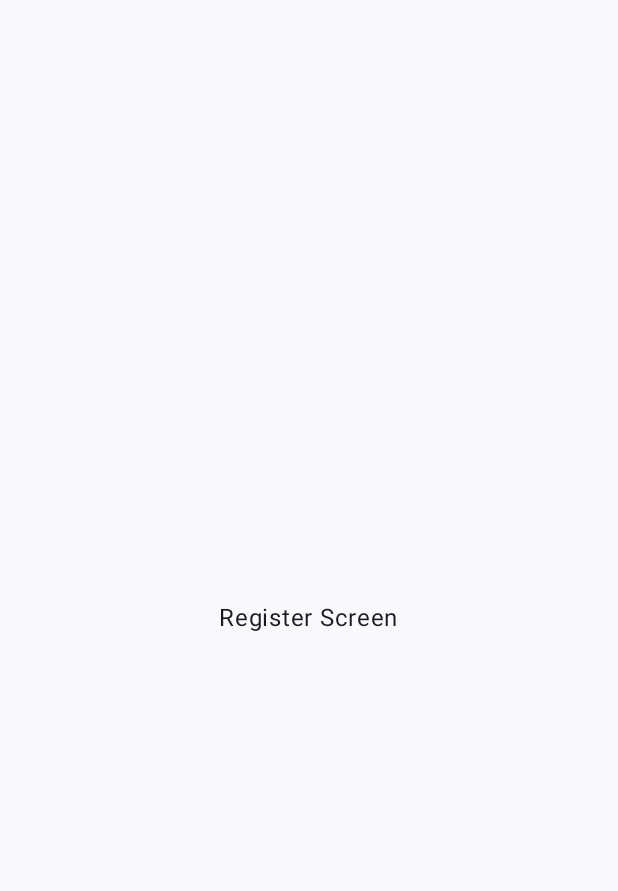
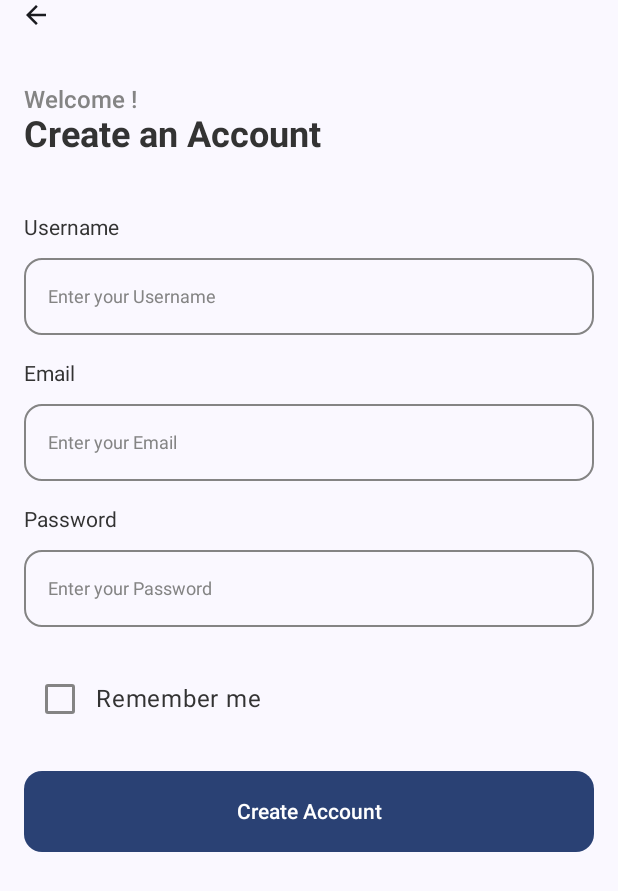
Before and after one commit to hubertstruminski/PillReminder, an Android app built with Jetpack Compose: the RegisterScreen screen opened through its navigation route, on a phone screen of 412 x 824 dp. Before the commit the part shown is almost empty. Shown: the top 891 px of the screen. Run offline under Robolectric (Android 15) with nearby library versions, the phone set to English and light mode, and no system bars; our stand-ins replace accompanist.

Commit message:
added RegisterScreen

```diff
--- a/app/src/main/java/com/example/pillreminder/navigation/NavGraph.kt
+++ b/app/src/main/java/com/example/pillreminder/navigation/NavGraph.kt
@@ -1,21 +1,12 @@
 package com.example.pillreminder.navigation
 
-import androidx.compose.foundation.layout.Arrangement
-import androidx.compose.foundation.layout.Column
-import androidx.compose.foundation.layout.fillMaxHeight
-import androidx.compose.foundation.layout.fillMaxWidth
-import androidx.compose.foundation.layout.padding
-import androidx.compose.material3.ExperimentalMaterial3Api
-import androidx.compose.material3.Scaffold
-import androidx.compose.material3.Text
 import androidx.compose.runtime.Composable
-import androidx.compose.ui.Alignment
-import androidx.compose.ui.Modifier
 import androidx.navigation.NavGraphBuilder
 import androidx.navigation.NavHostController
 import androidx.navigation.compose.NavHost
 import androidx.navigation.compose.composable
 import com.example.pillreminder.presentation.screens.authorization.LoginScreen
+import com.example.pillreminder.presentation.screens.authorization.RegisterScreen
 import com.example.pillreminder.util.Screen
 
 @Composable
@@ -28,7 +19,12 @@ fun SetupNavigation(
                 navController.navigate(Screen.Register.route)
             }
         )
-        registerScreen()
+        registerScreen(
+            navigateToLogin = {
+                navController.popBackStack()
+                navController.navigate(Screen.Login.route)
+            }
+        )
     }
 }
 
@@ -40,20 +36,10 @@ fun NavGraphBuilder.loginScreen(
     }
 }
 
-@OptIn(ExperimentalMaterial3Api::class)
-fun NavGraphBuilder.registerScreen() {
+fun NavGraphBuilder.registerScreen(
+    navigateToLogin: () -> Unit
+) {
     composable(route = Screen.Register.route) {
-        Scaffold {
-            Column(
-                modifier = Modifier
-                    .fillMaxWidth()
-                    .fillMaxHeight()
-                    .padding(top = it.calculateTopPadding()),
-                verticalArrangement = Arrangement.Center,
-                horizontalAlignment = Alignment.CenterHorizontally,
-            ) {
-                Text(text = "Register Screen")
-            }
-        }
+        RegisterScreen(navigateToLogin = navigateToLogin)
     }
 }
--- /dev/null
+++ b/app/src/main/java/com/example/pillreminder/presentation/screens/authorization/RegisterScreen.kt
@@ -0,0 +1,113 @@
+package com.example.pillreminder.presentation.screens.authorization
+
+import androidx.compose.foundation.background
+import androidx.compose.foundation.layout.Arrangement
+import androidx.compose.foundation.layout.Column
+import androidx.compose.foundation.layout.fillMaxSize
+import androidx.compose.foundation.layout.fillMaxWidth
+import androidx.compose.foundation.layout.height
+import androidx.compose.foundation.layout.padding
+import androidx.compose.material3.ExperimentalMaterial3Api
+import androidx.compose.material3.MaterialTheme
+import androidx.compose.material3.Scaffold
+import androidx.compose.material3.Text
+import androidx.compose.runtime.Composable
+import androidx.compose.runtime.getValue
+import androidx.compose.runtime.mutableStateOf
+import androidx.compose.runtime.remember
+import androidx.compose.runtime.setValue
+import androidx.compose.ui.Modifier
+import androidx.compose.ui.res.stringResource
+import androidx.compose.ui.tooling.preview.Preview
+import androidx.compose.ui.unit.dp
+import com.example.pillreminder.R
+import com.example.pillreminder.presentation.components.FilledButton
+import com.example.pillreminder.presentation.components.OuterInput
+import com.example.pillreminder.presentation.components.TextCheckbox
+import com.example.pillreminder.presentation.widgets.BackArrowTopBar
+import com.example.pillreminder.ui.theme.CustomColors
+import com.example.pillreminder.ui.theme.PillReminderTheme
+import com.example.pillreminder.ui.theme.Typography
+
+@OptIn(ExperimentalMaterial3Api::class)
+@Composable
+fun RegisterScreen(navigateToLogin: () -> Unit) {
+    var username by remember { mutableStateOf("") }
+    var email by remember { mutableStateOf("") }
+    var password by remember { mutableStateOf("") }
+
+    val isRememberMeChecked = remember { mutableStateOf(false) }
+
+    Scaffold(
+        topBar = {
+            BackArrowTopBar(
+                navigateToLogin = navigateToLogin
+            )
+        }
+    ) { paddingValues ->
+        Column(
+            modifier = Modifier
+                .fillMaxSize()
+                .background(color = MaterialTheme.colorScheme.background)
+                .padding(top = paddingValues.calculateTopPadding())
+                .padding(horizontal = 16.dp),
+            verticalArrangement = Arrangement.SpaceBetween,
+        ) {
+            Column(modifier = Modifier.padding(top = 37.dp)) {
+                Text(
+                    text = stringResource(R.string.welcome),
+                    style = Typography.current.medium16,
+                    color = CustomColors.current.lightGray,
+                )
+                Text(
+                    text = stringResource(R.string.create_an_account),
+                    style = Typography.current.bold24,
+                    color = CustomColors.current.mediumBlack
+                )
+                OuterInput(
+                    titleModifier = Modifier.padding(top = 40.dp),
+                    title = stringResource(R.string.username),
+                    placeholder = stringResource(R.string.enter_your_username),
+                    value = username,
+                    onValueChange = { username = it }
+                )
+                OuterInput(
+                    titleModifier = Modifier.padding(top = 18.dp),
+                    title = stringResource(R.string.email),
+                    placeholder = stringResource(R.string.enter_your_email),
+                    value = email,
+                    onValueChange = { email = it }
+                )
+                OuterInput(
+                    titleModifier = Modifier.padding(top = 18.dp),
+                    title = stringResource(R.string.password),
+                    placeholder = stringResource(R.string.enter_your_password),
+                    value = password,
+                    onValueChange = { password = it }
+                )
+                TextCheckbox(
+                    rowModifier = Modifier
+                        .fillMaxWidth()
+                        .padding(vertical = 24.dp),
+                    title = stringResource(R.string.remember_me),
+                    isChecked = isRememberMeChecked
+                )
+                FilledButton(
+                    modifier = Modifier
+                        .fillMaxWidth()
+                        .height(54.dp),
+                    title = stringResource(R.string.create_account),
+                    onClick = {}
+                )
+            }
+        }
+    }
+}
+
+@Preview
+@Composable
+fun RegisterScreenPreview() {
+    PillReminderTheme {
+        RegisterScreen(navigateToLogin = {})
+    }
+}
--- /dev/null
+++ b/app/src/main/java/com/example/pillreminder/presentation/widgets/BackArrowTopBar.kt
@@ -0,0 +1,32 @@
+package com.example.pillreminder.presentation.widgets
+
+import androidx.compose.foundation.layout.Arrangement
+import androidx.compose.foundation.layout.Column
+import androidx.compose.foundation.layout.fillMaxWidth
+import androidx.compose.foundation.layout.height
+import androidx.compose.material.icons.Icons
+import androidx.compose.material.icons.filled.ArrowBack
+import androidx.compose.material3.Icon
+import androidx.compose.material3.IconButton
+import androidx.compose.runtime.Composable
+import androidx.compose.ui.Alignment
+import androidx.compose.ui.Modifier
+import androidx.compose.ui.unit.dp
+
+@Composable
+fun BackArrowTopBar(navigateToLogin: () -> Unit) {
+    Column(
+        modifier = Modifier
+            .fillMaxWidth()
+            .height(20.dp),
+        horizontalAlignment = Alignment.Start,
+        verticalArrangement = Arrangement.Center,
+    ) {
+        IconButton(onClick = navigateToLogin) {
+            Icon(
+                imageVector = Icons.Default.ArrowBack,
+                contentDescription = "Arrow back icon"
+            )
+        }
+    }
+}
--- a/app/src/main/res/values/strings.xml
+++ b/app/src/main/res/values/strings.xml
@@ -10,4 +10,9 @@
     <string name="log_in">Log In</string>
     <string name="don_t_have_an_account">"Don't have an account? "</string>
     <string name="register">Register</string>
+    <string name="welcome">Welcome !</string>
+    <string name="create_an_account">Create an Account</string>
+    <string name="username">Username</string>
+    <string name="enter_your_username">Enter your Username</string>
+    <string name="create_account">Create Account</string>
 </resources>
```
